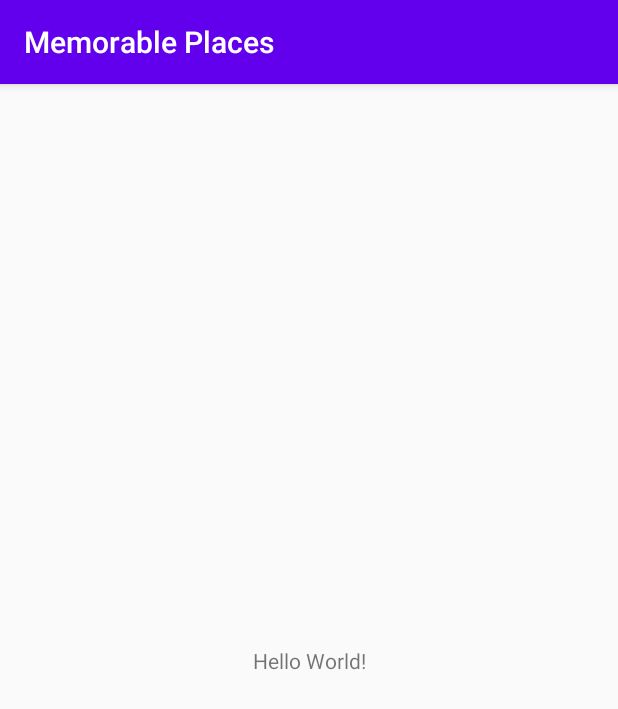
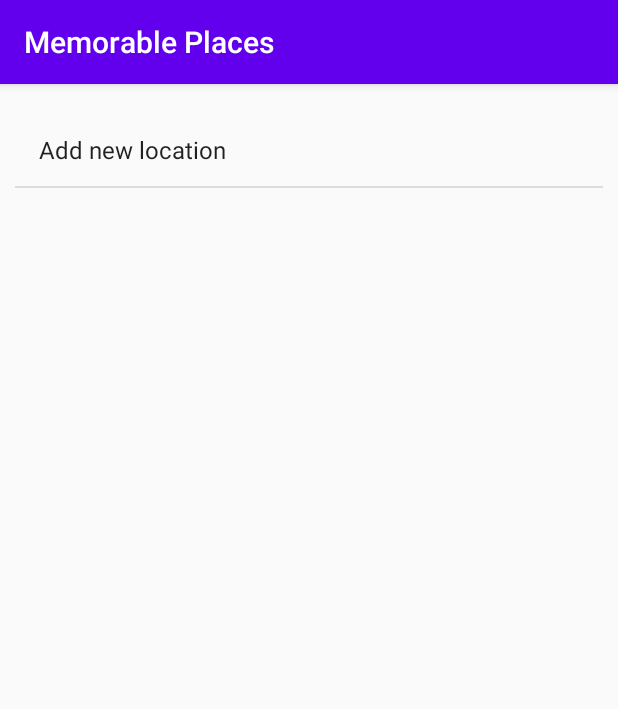
Before and after one commit to jamilmoatasimbillah/building-23-android-apps, an Android app: the screen it shows after launch (MainActivity), on a phone screen of 412 x 824 dp. Shown: the top 709 px of the screen. Run offline under Robolectric (Android 15) with nearby library versions, the phone set to English and light mode, and no system bars.

Commit message:
Initial Phase of memorable places is finished...

```diff
--- a/MemorablePlaces/app/build.gradle
+++ b/MemorablePlaces/app/build.gradle
@@ -30,6 +30,7 @@ dependencies {
     implementation 'androidx.core:core-ktx:1.3.1'
     implementation 'androidx.appcompat:appcompat:1.2.0'
     implementation 'androidx.constraintlayout:constraintlayout:2.0.1'
+    implementation 'com.google.android.gms:play-services-maps:17.0.0'
     testImplementation 'junit:junit:4.12'
     androidTestImplementation 'androidx.test.ext:junit:1.1.2'
     androidTestImplementation 'androidx.test.espresso:espresso-core:3.3.0'
--- a/MemorablePlaces/app/src/main/java/com/example/memorableplaces/MainActivity.kt
+++ b/MemorablePlaces/app/src/main/java/com/example/memorableplaces/MainActivity.kt
@@ -1,11 +1,44 @@
 package com.example.memorableplaces
 
+import android.content.Intent
 import androidx.appcompat.app.AppCompatActivity
 import android.os.Bundle
+import android.view.View
+import android.widget.ArrayAdapter
+import com.google.android.gms.maps.model.LatLng
+import kotlinx.android.synthetic.main.activity_main.*
 
 class MainActivity : AppCompatActivity() {
+
+    companion object{
+        var placesList: ArrayList<String> = ArrayList()
+        var locationList: ArrayList<LatLng> = ArrayList()
+        lateinit var activity: MainActivity
+    }
+    lateinit var placesListAdapter: ArrayAdapter<String>
+
+
     override fun onCreate(savedInstanceState: Bundle?) {
         super.onCreate(savedInstanceState)
+        activity = this
         setContentView(R.layout.activity_main)
+        this.initializeIntent()
+        placesListAdapter = ArrayAdapter<String>(this, android.R.layout.simple_list_item_1, placesList)
+        listview_places.adapter = placesListAdapter
+        placesList.add("Add new location")
+        locationList.add(LatLng(0.0,0.0))
+        listview_places.setOnItemClickListener { adapterView, view, i, l ->
+            println("$i $l")
+            val nextIntent = Intent(applicationContext, MapsActivity::class.java)
+            nextIntent.putExtra("placeNumber", i)
+            startActivity(nextIntent)
+        }
+    }
+    private fun initializeIntent(){
+        intent.putExtra("@INIT", true)
+    }
+
+    fun updateFromOutside(){
+        placesListAdapter.notifyDataSetChanged()
     }
 }
--- a/MemorablePlaces/app/src/main/res/layout/activity_main.xml
+++ b/MemorablePlaces/app/src/main/res/layout/activity_main.xml
@@ -6,13 +6,16 @@
     android:layout_height="match_parent"
     tools:context=".MainActivity">
 
-    <TextView
-        android:layout_width="wrap_content"
-        android:layout_height="wrap_content"
-        android:text="Hello World!"
+    <ListView
+        android:id="@+id/listview_places"
+        android:layout_width="0dp"
+        android:layout_height="0dp"
+        android:layout_marginStart="10dp"
+        android:layout_marginTop="20dp"
+        android:layout_marginEnd="10dp"
+        android:layout_marginBottom="20dp"
         app:layout_constraintBottom_toBottomOf="parent"
-        app:layout_constraintLeft_toLeftOf="parent"
-        app:layout_constraintRight_toRightOf="parent"
+        app:layout_constraintEnd_toEndOf="parent"
+        app:layout_constraintStart_toStartOf="parent"
         app:layout_constraintTop_toTopOf="parent" />
-
 </androidx.constraintlayout.widget.ConstraintLayout>
--- a/MemorablePlaces/app/src/main/res/values/strings.xml
+++ b/MemorablePlaces/app/src/main/res/values/strings.xml
@@ -1,3 +1,4 @@
 <resources>
     <string name="app_name">Memorable Places</string>
+    <string name="title_activity_maps">Map</string>
 </resources>
```
Also changed, not shown: MemorablePlaces/app/src/debug/res/values/google_maps_api.xml (added, +24 -0 lines), MemorablePlaces/app/src/main/AndroidManifest.xml (+23 -0 lines), MemorablePlaces/app/src/main/java/com/example/memorableplaces/MapsActivity.kt (added, +154 -0 lines), MemorablePlaces/app/src/main/res/layout/activity_maps.xml (added, +9 -0 lines), 1 other file.
